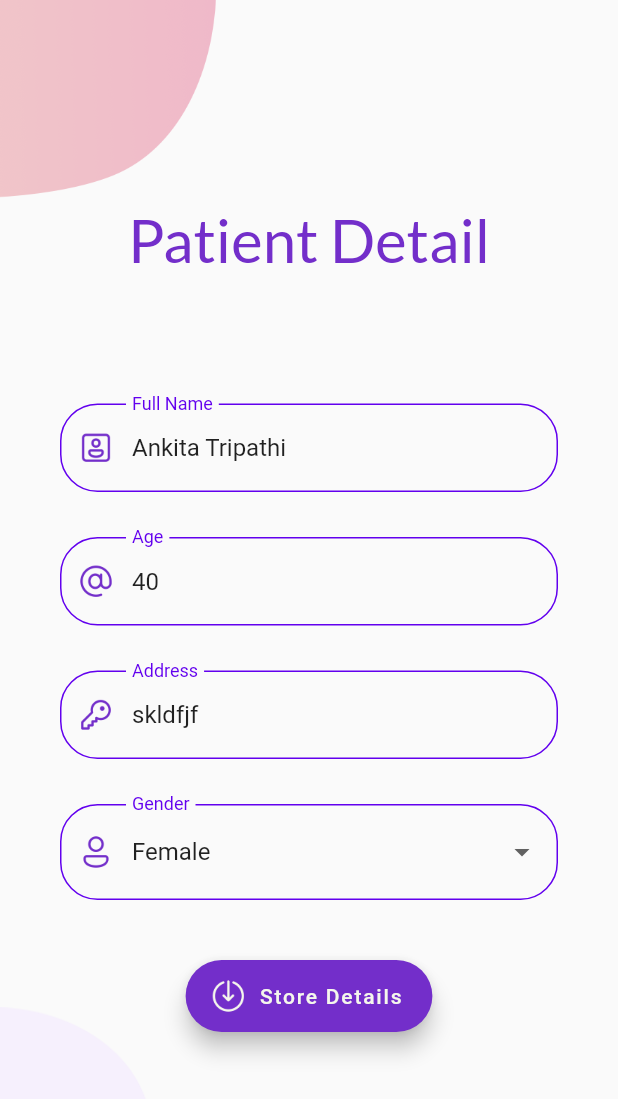
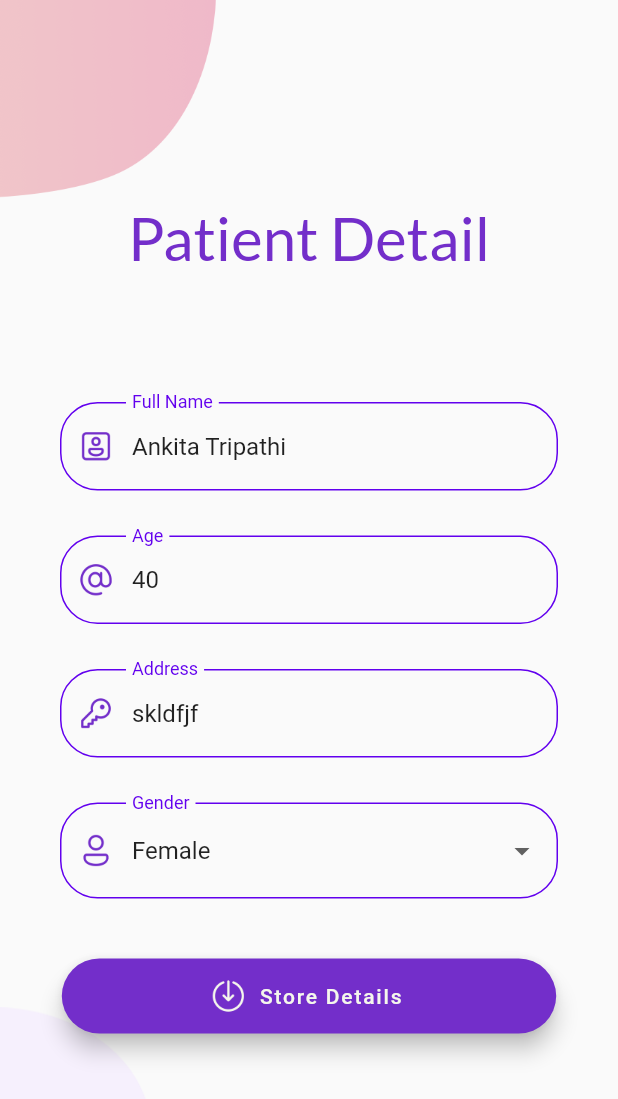
Before and after one commit to reuben21/blockchain_in_healthcare, a Flutter app: the PatientDetails screen opened by its route, on a phone screen of 412 x 824 dp. Shown: the top 1099 px of the screen. Run offline on Flutter 3.47's test engine with Material 2 defaults, Android fonts, the phone set to English and light mode, and no system bars; drawn by our look-alikes of flutter_form_builder; our stand-ins replace bottom_navy_bar, carousel_slider, cloud_firestore, firebase_auth, firebase_core, flutter_svg and 7 more; missing offline and left inert: dart:ffi, qr_code_scanner, web3dart; accounts and stored records are empty; project files that could hold a hidden picture were left out.

Commit message:
code updated

```diff
--- a/bic_android_web_support/lib/screens/screen_doctor/doctor_screen.dart
+++ b/bic_android_web_support/lib/screens/screen_doctor/doctor_screen.dart
@@ -51,7 +51,7 @@ class _DoctorRecordScreenState extends State<DoctorRecordScreen> {
       MsgSignature _msgSignature = sign(messageHash, privateKeyInt);
 
       MsgSignature _msgSignature2 =
-      MsgSignature(_msgSignature.r, _msgSignature.s, _msgSignature.v);
+          MsgSignature(_msgSignature.r, _msgSignature.s, _msgSignature.v);
 
       Uint8List publicKey = privateKeyBytesToPublic(privateKeyInt);
 
@@ -71,8 +71,7 @@ class _DoctorRecordScreenState extends State<DoctorRecordScreen> {
         title: const Text("Doctor Record"),
       ),
       body: SingleChildScrollView(
-        child: Container(
-        ),
+        child: Container(),
       ),
     );
   }
--- a/bic_android_web_support/lib/screens/screen_patient/patient_details.dart
+++ b/bic_android_web_support/lib/screens/screen_patient/patient_details.dart
@@ -60,6 +60,7 @@ class _PatientDetailsState extends State<PatientDetails> {
 
   @override
   Widget build(BuildContext context) {
+    Size size = MediaQuery.of(context).size;
     return Scaffold(
       // appBar: AppBar(
       //   elevation: 0,
@@ -227,7 +228,10 @@ class _PatientDetailsState extends State<PatientDetails> {
                             ),
                           ),
                         ),
-                        FloatingActionButton.extended(
+                        Container(
+                          height: 50,
+                          width: size.width * 0.8,
+                          child: FloatingActionButton.extended(
                             heroTag: "StorePatienDetails",
                             backgroundColor:
                                 Theme.of(context).colorScheme.primary,
@@ -269,6 +273,7 @@ class _PatientDetailsState extends State<PatientDetails> {
                                 height: 25),
                             label: const Text('Store Details'),
                           ),
+                        ),
                       ],
                     ),
                   ),
```
Lines whose indentation alone changed are shown as unchanged.
